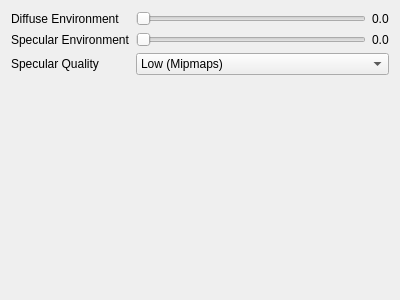
The window that src/editor/settings.ui (frame-r/RenderMaster) describes before a commit, drawn with Qt 5.
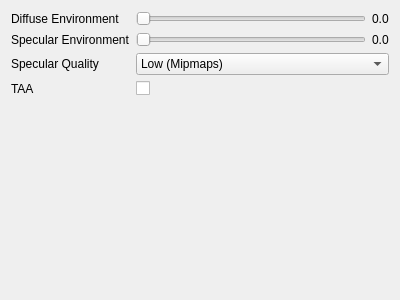
The same window after the commit.

Diff of the .ui file:
```diff
--- a/src/editor/settings.ui
+++ b/src/editor/settings.ui
@@ -103,6 +103,20 @@
      </item>
     </widget>
    </item>
+   <item row="3" column="0">
+    <widget class="QLabel" name="label_2">
+     <property name="text">
+      <string>TAA</string>
+     </property>
+    </widget>
+   </item>
+   <item row="3" column="1">
+    <widget class="QCheckBox" name="taa_cb">
+     <property name="text">
+      <string/>
+     </property>
+    </widget>
+   </item>
   </layout>
  </widget>
  <resources/>
```
